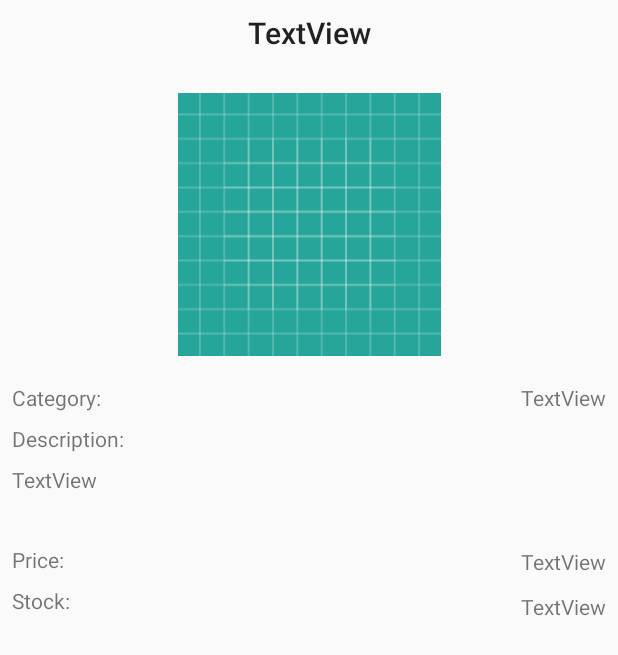
After one commit to MistahJorge/OCafe, an Android app: the layout fragment_product_details.xml on its own in the app's theme, with its tools: preview values and no code run, on a phone screen of 412 x 824 dp. The commit adds this screen. Shown: the top 655 px of the screen. Run offline under Robolectric (Android 15) with nearby library versions, the phone set to English and light mode, and no system bars.

Commit message:
Realização do projeto através do Guia Prático "Aplicação News" - Passo 6

```diff
--- a/app/build.gradle
+++ b/app/build.gradle
@@ -23,6 +23,8 @@ dependencies {
     implementation 'com.android.support:appcompat-v7:26.1.0'
     implementation 'com.android.support.constraint:constraint-layout:1.0.2'
     implementation 'com.android.support:support-v4:26.1.0'
+    implementation 'com.github.bumptech.glide:glide:4.2.0'
+    annotationProcessor 'com.github.bumptech.glide:compiler:4.2.0'
     testImplementation 'junit:junit:4.12'
     androidTestImplementation 'com.android.support.test:runner:1.0.1'
     androidTestImplementation 'com.android.support.test.espresso:espresso-core:3.0.1'
--- a/app/src/main/AndroidManifest.xml
+++ b/app/src/main/AndroidManifest.xml
@@ -1,6 +1,8 @@
 <?xml version="1.0" encoding="utf-8"?>
 <manifest xmlns:android="http://schemas.android.com/apk/res/android"
     package="com.example.jorge.ocafe">
+
+    <uses-permission android:name="android.permission.INTERNET"/>
 
     <application
         android:allowBackup="true"
--- /dev/null
+++ b/app/src/main/res/layout/fragment_product_details.xml
@@ -0,0 +1,151 @@
+<android.support.constraint.ConstraintLayout xmlns:android="http://schemas.android.com/apk/res/android"
+    xmlns:app="http://schemas.android.com/apk/res-auto"
+    xmlns:tools="http://schemas.android.com/tools"
+    android:layout_width="match_parent"
+    android:layout_height="match_parent"
+    tools:context="com.example.jorge.ocafe.ProductDetailsFragment">
+
+    <!-- TODO: Make this fragment work -->
+
+    <TextView
+        android:id="@+id/textViewProductNameDetails"
+        android:layout_width="wrap_content"
+        android:layout_height="wrap_content"
+        android:layout_marginEnd="8dp"
+        android:layout_marginStart="8dp"
+        android:layout_marginTop="8dp"
+        android:text="TextView"
+        android:textAppearance="@style/TextAppearance.AppCompat.Title"
+        app:layout_constraintEnd_toEndOf="parent"
+        app:layout_constraintStart_toStartOf="parent"
+        app:layout_constraintTop_toTopOf="parent" />
+
+    <ScrollView
+        android:layout_width="0dp"
+        android:layout_height="0dp"
+        android:layout_marginBottom="8dp"
+        android:layout_marginTop="16dp"
+        app:layout_constraintBottom_toBottomOf="parent"
+        app:layout_constraintEnd_toEndOf="parent"
+        app:layout_constraintHorizontal_bias="0.0"
+        app:layout_constraintStart_toStartOf="parent"
+        app:layout_constraintTop_toBottomOf="@+id/textViewProductNameDetails"
+        app:layout_constraintVertical_bias="0.0">
+
+        <android.support.constraint.ConstraintLayout
+            android:layout_width="match_parent"
+            android:layout_height="wrap_content"
+            android:orientation="vertical">
+
+            <ImageView
+                android:id="@+id/imageViewProductImageDetails"
+                android:layout_width="175dp"
+                android:layout_height="180dp"
+                android:layout_marginEnd="8dp"
+                android:layout_marginStart="8dp"
+                android:layout_marginTop="8dp"
+                android:src="@drawable/ic_launcher_background"
+                app:layout_constraintEnd_toEndOf="parent"
+                app:layout_constraintStart_toStartOf="parent"
+                app:layout_constraintTop_toTopOf="parent" />
+
+            <TextView
+                android:id="@+id/textViewCategoryDetailsLabel"
+                android:layout_width="wrap_content"
+                android:layout_height="wrap_content"
+                android:layout_marginLeft="8dp"
+                android:layout_marginStart="8dp"
+                android:layout_marginTop="16dp"
+                android:text="Category:"
+                app:layout_constraintStart_toStartOf="parent"
+                app:layout_constraintTop_toBottomOf="@+id/imageViewProductImageDetails" />
+
+            <TextView
+                android:id="@+id/textViewProductCategoryDetails"
+                android:layout_width="wrap_content"
+                android:layout_height="19dp"
+                android:layout_marginEnd="8dp"
+                android:layout_marginRight="8dp"
+                android:text="TextView"
+                app:layout_constraintBottom_toBottomOf="@+id/textViewCategoryDetailsLabel"
+                app:layout_constraintEnd_toEndOf="parent"
+                app:layout_constraintTop_toTopOf="@+id/textViewCategoryDetailsLabel" />
+
+            <TextView
+                android:id="@+id/textViewDescriptionDetailsLabel"
+                android:layout_width="wrap_content"
+                android:layout_height="wrap_content"
+                android:layout_marginTop="8dp"
+                android:text="Description:"
+                app:layout_constraintStart_toStartOf="@+id/textViewCategoryDetailsLabel"
+                app:layout_constraintTop_toBottomOf="@+id/textViewCategoryDetailsLabel" />
+
+            <ScrollView
+                android:id="@+id/scrollViewDescrition"
+                android:layout_width="0dp"
+                android:layout_height="45dp"
+                android:layout_marginTop="8dp"
+                app:layout_constraintEnd_toEndOf="@+id/textViewProductCategoryDetails"
+                app:layout_constraintStart_toStartOf="@+id/textViewDescriptionDetailsLabel"
+                app:layout_constraintTop_toBottomOf="@+id/textViewDescriptionDetailsLabel">
+
+                <LinearLayout
+                    android:layout_width="match_parent"
+                    android:layout_height="match_parent"
+                    android:orientation="vertical">
+
+                    <TextView
+                        android:id="@+id/textViewProductDescriptionDetails"
+                        android:layout_width="match_parent"
+                        android:layout_height="wrap_content"
+                        android:text="TextView"
+                        app:layout_constraintEnd_toEndOf="@+id/textViewProductCategoryDetails"
+                        app:layout_constraintHorizontal_bias="1.0"
+                        app:layout_constraintStart_toStartOf="@+id/textViewDescriptionDetailsLabel"
+                        app:layout_constraintTop_toBottomOf="@+id/textViewDescriptionDetailsLabel" />
+                </LinearLayout>
+            </ScrollView>
+
+            <TextView
+                android:id="@+id/textViewPriceDetailsLabel"
+                android:layout_width="wrap_content"
+                android:layout_height="wrap_content"
+                android:layout_marginTop="8dp"
+                android:text="Price:"
+                app:layout_constraintStart_toStartOf="@+id/scrollViewDescrition"
+                app:layout_constraintTop_toBottomOf="@+id/scrollViewDescrition" />
+
+            <TextView
+                android:id="@+id/textViewProductPriceDetails"
+                android:layout_width="wrap_content"
+                android:layout_height="17dp"
+                android:layout_marginRight="8dp"
+                android:layout_marginEnd="8dp"
+                android:text="TextView"
+                app:layout_constraintBottom_toBottomOf="@+id/textViewPriceDetailsLabel"
+                app:layout_constraintEnd_toEndOf="parent"
+                app:layout_constraintTop_toTopOf="@+id/textViewPriceDetailsLabel" />
+
+            <TextView
+                android:id="@+id/textViewStockDetailsLabel"
+                android:layout_width="wrap_content"
+                android:layout_height="wrap_content"
+                android:layout_marginTop="8dp"
+                android:text="Stock:"
+                app:layout_constraintStart_toStartOf="@+id/textViewPriceDetailsLabel"
+                app:layout_constraintTop_toBottomOf="@+id/textViewPriceDetailsLabel" />
+
+            <TextView
+                android:id="@+id/textView2"
+                android:layout_width="wrap_content"
+                android:layout_height="wrap_content"
+                android:layout_marginTop="8dp"
+                android:text="TextView"
+                app:layout_constraintBottom_toBottomOf="@+id/textViewStockDetailsLabel"
+                app:layout_constraintEnd_toEndOf="@+id/textViewProductPriceDetails"
+                app:layout_constraintTop_toTopOf="@+id/textViewStockDetailsLabel" />
+
+        </android.support.constraint.ConstraintLayout>
+    </ScrollView>
+
+</android.support.constraint.ConstraintLayout>
--- a/build.gradle
+++ b/build.gradle
@@ -4,6 +4,7 @@ buildscript {
 
     repositories {
         google()
+        mavenCentral()
         jcenter()
     }
     dependencies {
```
Also changed, not shown: app/src/main/java/com/example/jorge/ocafe/MainActivity.java (+56 -39 lines), app/src/main/java/com/example/jorge/ocafe/Product.java (added, +52 -0 lines), app/src/main/java/com/example/jorge/ocafe/ProductDetailsFragment.java (renamed from app/src/main/java/com/example/jorge/ocafe/ProductDescriptionFragment.java, +3 -5 lines), app/src/main/java/com/example/jorge/ocafe/ProductListFragment.java (+20 -2 lines), app/src/main/java/com/example/jorge/ocafe/ProductsAdapter.java (added, +65 -0 lines), app/src/main/res/layout/fragment_product_description.xml (deleted, +0 -13 lines), app/src/main/res/layout/product_row.xml (added, +49 -0 lines).
